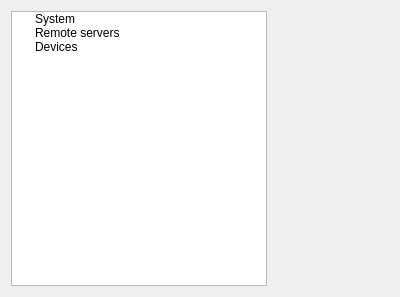
Before: the Qt Designer form condetrol/condetrol/experiment_viewer/resources/config_editor.ui in light-scattering-iogs/caqtus, drawn with Qt 5.
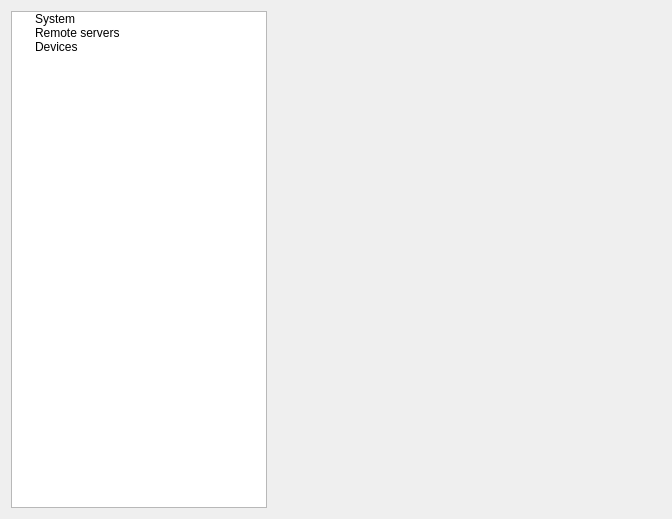
After: the same form once the commit is applied. Icons and pictures are not drawn.

Commit message: Create experiment config editor widget

Patch:
```diff
--- a/condetrol/condetrol/experiment_viewer/resources/config_editor.ui
+++ b/condetrol/condetrol/experiment_viewer/resources/config_editor.ui
@@ -6,8 +6,8 @@
    <rect>
     <x>0</x>
     <y>0</y>
-    <width>400</width>
-    <height>297</height>
+    <width>672</width>
+    <height>519</height>
    </rect>
   </property>
   <property name="windowTitle">
@@ -68,7 +68,13 @@
      <property name="currentIndex">
       <number>0</number>
      </property>
-     <widget class="QWidget" name="page"/>
+     <widget class="QWidget" name="page">
+      <layout class="QVBoxLayout" name="verticalLayout">
+       <item>
+        <layout class="QFormLayout" name="system_layout"/>
+       </item>
+      </layout>
+     </widget>
      <widget class="QWidget" name="page_2"/>
     </widget>
    </item>
```
The commit also changes 2 other files.
